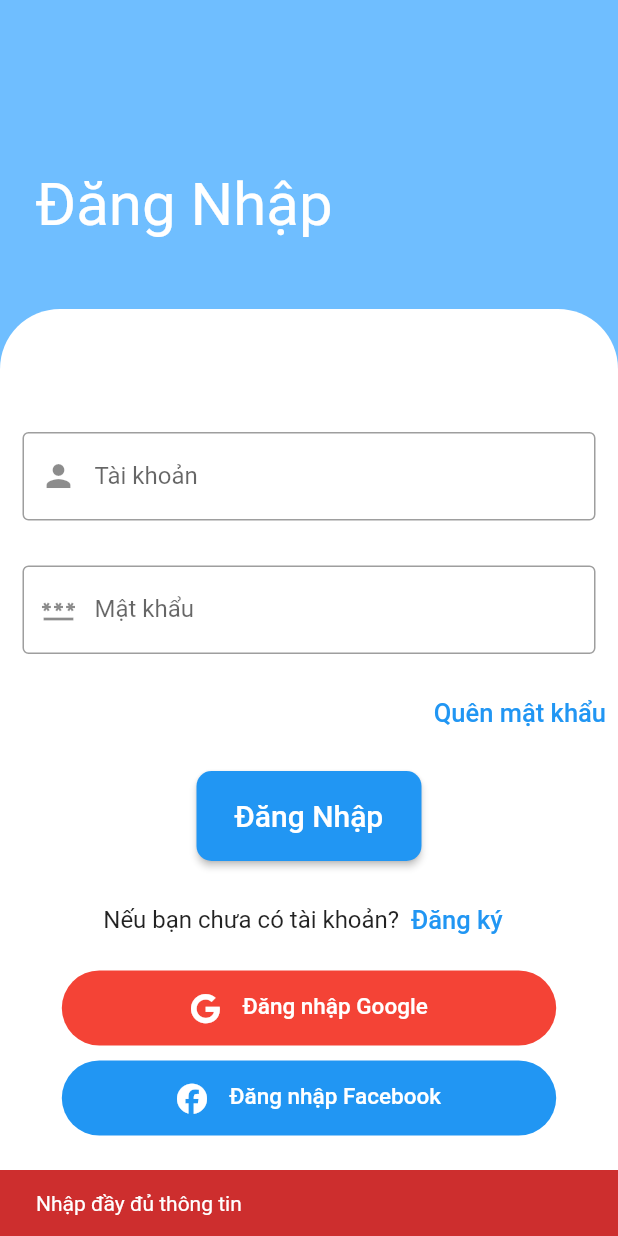
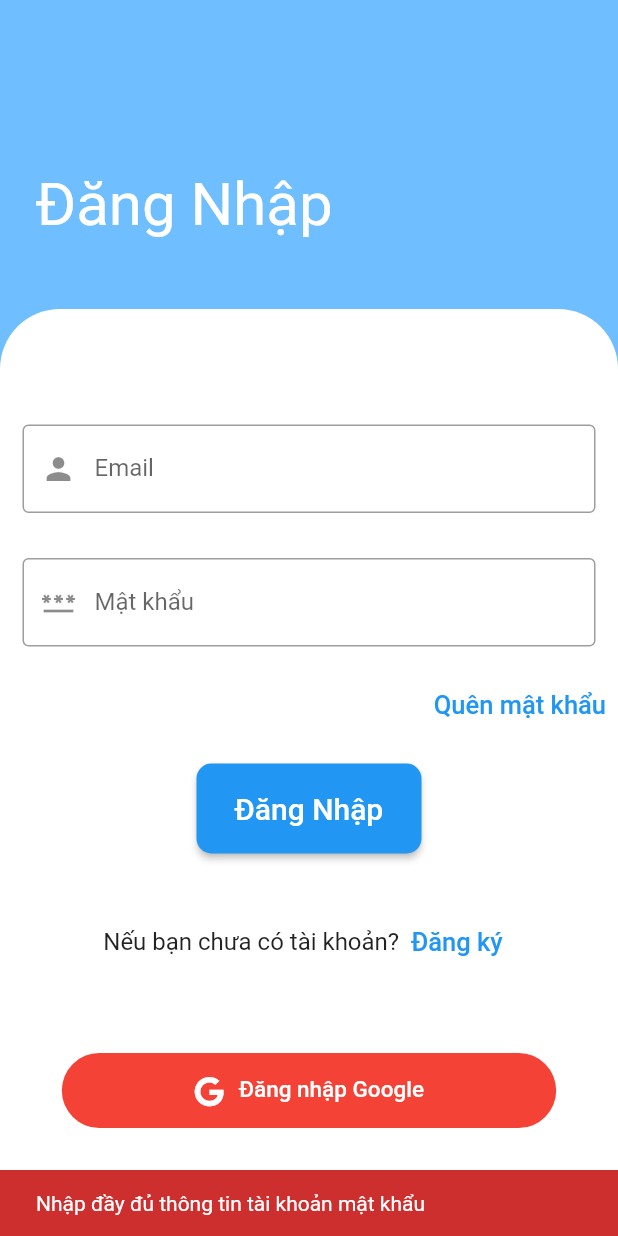
Before and after one commit to duckmean/doan_ltdd, a Flutter app: the LoginScreen screen opened directly, after a tap on "Đăng Nhập", on a phone screen of 412 x 824 dp. Run offline on Flutter 3.47's test engine with Material 2 defaults, Android fonts, the phone set to English and light mode, and no system bars; drawn by our look-alikes of rounded_loading_button; our stand-ins replace cloud_firestore, connectivity_plus, firebase_auth, firebase_core, font_awesome_flutter, google_sign_in and 1 more; missing offline and left inert: flutter_facebook_auth; accounts and stored records are empty.

Commit message:
phuc update

```diff
--- a/lib/main.dart
+++ b/lib/main.dart
@@ -1,9 +1,9 @@
 // ignore_for_file: prefer_const_constructors
-import 'package:doan_ltdd/pages/interface/main_page.dart';
+import 'package:doan_ltdd/pages/UI/main_page.dart';
 import 'package:doan_ltdd/pages/login/login_screen.dart';
 import 'package:firebase_core/firebase_core.dart';
 import 'package:flutter/material.dart';
-import 'pages/interface/welcome_page.dart';
+import 'pages/UI/welcome_page.dart';
 import 'package:provider/provider.dart';
 import 'package:doan_ltdd/provider/internet_provider.dart';
 import 'package:doan_ltdd/provider/sign_in_provider.dart';
--- a/lib/pages/interface/record_detail.dart
+++ b/lib/pages/UI/record_detail.dart
@@ -1,4 +1,4 @@
-import 'package:doan_ltdd/pages/interface/updateinfo_page.dart';
+import 'package:doan_ltdd/pages/UI/updateinfo_page.dart';
 import 'package:flutter/material.dart';
 import 'package:provider/provider.dart';
 
--- a/lib/pages/interface/record_page.dart
+++ b/lib/pages/UI/record_page.dart
@@ -1,4 +1,4 @@
-import 'package:doan_ltdd/pages/interface/updateinfo_page.dart';
+import 'package:doan_ltdd/pages/UI/updateinfo_page.dart';
 import 'package:flutter/material.dart';
 import 'package:provider/provider.dart';
 
--- a/lib/pages/interface/updateinfo_page.dart
+++ b/lib/pages/UI/updateinfo_page.dart
@@ -104,7 +104,7 @@ class _UpdateInfomationScreenState extends State<UpdateInfomationScreen> {
                         ),
                         style: ButtonStyle(
                           backgroundColor:
-                              MaterialStatePropertyAll(AppColor.lightblackbtn),
+                              MaterialStatePropertyAll(AppColor.lightblue1),
                           minimumSize: MaterialStatePropertyAll(Size(250, 40)),
                           shape: MaterialStateProperty.all(
                             RoundedRectangleBorder(
--- a/lib/pages/login/change_password.dart
+++ b/lib/pages/login/change_password.dart
@@ -1,5 +1,5 @@
 import 'package:doan_ltdd/Appcolor/appcolor.dart';
-import 'package:doan_ltdd/pages/interface/main_page.dart';
+import 'package:doan_ltdd/pages/UI/main_page.dart';
 import 'package:doan_ltdd/utils/next_screen.dart';
 import 'package:flutter/material.dart';
 
--- a/lib/pages/login/login_screen.dart
+++ b/lib/pages/login/login_screen.dart
@@ -6,19 +6,21 @@ import 'package:flutter/gestures.dart';
 import 'package:flutter/widgets.dart';
 
 import 'package:http/http.dart';
+import 'package:shared_preferences/shared_preferences.dart';
 
 import '../../provider/auth_service.dart';
 import '../../provider/global_service.dart';
-import '../interface/main_page.dart';
+import '../UI/main_page.dart';
 import 'forget_password1.dart';
 import 'register.dart';
-import 'package:doan_ltdd/pages/interface/welcome_page.dart';
+import 'package:doan_ltdd/pages/UI/welcome_page.dart';
 
 import 'package:rounded_loading_button/rounded_loading_button.dart';
 import 'package:font_awesome_flutter/font_awesome_flutter.dart';
 import 'package:doan_ltdd/provider/sign_in_provider.dart';
 import 'package:connectivity_plus/connectivity_plus.dart';
 import 'package:provider/provider.dart';
+import 'package:doan_ltdd/provider/sign_in_provider.dart';
 import 'package:doan_ltdd/provider/internet_provider.dart';
 import 'package:doan_ltdd/utils/snack_bar.dart';
 import 'package:doan_ltdd/utils/next_screen.dart';
@@ -34,25 +36,39 @@ class _LoginScreenState extends State<LoginScreen> {
   final GlobalKey _scaffoldKey = GlobalKey<ScaffoldState>();
   final RoundedLoadingButtonController googleController =
       RoundedLoadingButtonController();
-  final RoundedLoadingButtonController facebookController =
-      RoundedLoadingButtonController();
+  // final RoundedLoadingButtonController facebookController =
+  //     RoundedLoadingButtonController();
 
-  String _email = '';
-  String _password = '';
+  var _emailController = TextEditingController();
+  var _passwordController = TextEditingController();
   isLogged() async {
-    if (_email.isNotEmpty && _password.isNotEmpty) {
-      http.Response response = await AuthService.login(_email, _password);
+    if (_emailController.text.isNotEmpty &&
+        _passwordController.text.isNotEmpty) {
+      http.Response response = await AuthService.login(
+          _emailController.text, _passwordController.text);
+
       Map responseMap = jsonDecode(response.body);
       if (response.statusCode == 200) {
+        saveDataLoginFromSharedPreferences();
         nextScreen(context, MainPage());
       } else {
         errorSnackbar(context, responseMap.values.first);
       }
       ;
     } else {
-      errorSnackbar(context, 'Nhập đầy đủ thông tin');
+      errorSnackbar(context, 'Nhập đầy đủ thông tin tài khoản mật khẩu');
     }
   }
+
+  Future saveDataLoginFromSharedPreferences() async {
+    SharedPreferences pref = await SharedPreferences.getInstance();
+    pref.setString(
+        'login',
+        AuthService.login(_emailController.text, _passwordController.text)
+            .toString());
+  }
+
+  void removeDataLoginFromSharedPreferences() {}
   // TextEditingController usernameController = TextEditingController();
   // TextEditingController passwordController = TextEditingController();
   // void login(String username, password) async {
@@ -130,12 +146,13 @@ class _LoginScreenState extends State<LoginScreen> {
                       Container(
                         padding: const EdgeInsets.all(15),
                         child: TextField(
+                          controller: _emailController,
                           onChanged: (value) {
-                            _email = value;
+                            _emailController.text = value;
                           },
                           decoration: InputDecoration(
-                            hintText: 'Nhập tài khoản',
-                            labelText: 'Tài khoản',
+                            hintText: 'Nhập email',
+                            labelText: 'Email',
                             border: OutlineInputBorder(),
                             prefixIcon: Icon(Icons.person),
                           ),
@@ -144,8 +161,9 @@ class _LoginScreenState extends State<LoginScreen> {
                       Container(
                         padding: const EdgeInsets.all(15),
                         child: TextField(
+                          controller: _passwordController,
                           onChanged: (value) {
-                            _password = value;
+                            _passwordController.text = value;
                           },
                           obscureText: true,
                           decoration: InputDecoration(
@@ -165,11 +183,10 @@ class _LoginScreenState extends State<LoginScreen> {
                               style: TextStyle(fontSize: 17),
                             ),
                             onPressed: () {
-                              Navigator.push(
+                              nextScreen(
                                 context,
-                                  MaterialPageRoute(
-                                    builder: (context) => Forget_password1(),
-                                  ));
+                                Forget_password1(),
+                              );
                             },
                           )
                         ],
@@ -202,6 +219,9 @@ class _LoginScreenState extends State<LoginScreen> {
                           ),
                         ),
                       ),
+                      SizedBox(
+                        height: 20,
+                      ),
                       Row(
                         mainAxisAlignment: MainAxisAlignment.center,
                         children: <Widget>[
@@ -233,7 +253,7 @@ class _LoginScreenState extends State<LoginScreen> {
                       //   ],
                       // ),
                       const SizedBox(
-                        height: 10,
+                        height: 50,
                       ),
                       RoundedLoadingButton(
                         onPressed: () {
@@ -253,7 +273,7 @@ class _LoginScreenState extends State<LoginScreen> {
                               color: Colors.white,
                             ),
                             SizedBox(
-                              width: 15,
+                              width: 10,
                             ),
                             Text("Đăng nhập Google",
                                 style: TextStyle(
@@ -266,34 +286,34 @@ class _LoginScreenState extends State<LoginScreen> {
                       const SizedBox(
                         height: 10,
                       ),
-                      RoundedLoadingButton(
-                        onPressed: () {
-                          // handleFacebookAuth();
-                        },
-                        controller: facebookController,
-                        successColor: Colors.blue,
-                        width: MediaQuery.of(context).size.width * 0.80,
-                        elevation: 0,
-                        borderRadius: 25,
-                        color: Colors.blue,
-                        child: Wrap(
-                          children: const [
-                            Icon(
-                              FontAwesomeIcons.facebook,
-                              size: 20,
-                              color: Colors.white,
-                            ),
-                            SizedBox(
-                              width: 15,
-                            ),
-                            Text("Đăng nhập Facebook",
-                                style: TextStyle(
-                                    color: Colors.white,
-                                    fontSize: 15,
-                                    fontWeight: FontWeight.w500)),
-                          ],
-                        ),
-                      ),
+                      // RoundedLoadingButton(
+                      //   onPressed: () {
+                      //     // handleFacebookAuth();
+                      //   },
+                      //   controller: facebookController,
+                      //   successColor: Colors.blue,
+                      //   width: MediaQuery.of(context).size.width * 0.80,
+                      //   elevation: 0,
+                      //   borderRadius: 25,
+                      //   color: Colors.blue,
+                      //   child: Wrap(
+                      //     children: const [
+                      //       Icon(
+                      //         FontAwesomeIcons.facebook,
+                      //         size: 20,
+                      //         color: Colors.white,
+                      //       ),
+                      //       SizedBox(
+                      //         width: 15,
+                      //       ),
+                      //       Text("Đăng nhập Facebook",
+                      //           style: TextStyle(
+                      //               color: Colors.white,
+                      //               fontSize: 15,
+                      //               fontWeight: FontWeight.w500)),
+                      //     ],
+                      //   ),
+                      // ),
                     ],
                   ),
                 ),
@@ -314,33 +334,45 @@ class _LoginScreenState extends State<LoginScreen> {
       openSnackbar(context, "Check your Internet connection", Colors.red);
       googleController.reset();
     } else {
-      await sp.signInWithGoogle().then((value) {
+      await sp.signInWithGoogle().then(
+        (value) {
           if (sp.hasError == true) {
             openSnackbar(context, sp.errorCode.toString(), Colors.red);
             googleController.reset();
           } else {
             // checking whether user exists or not
-          sp.checkUserExists().then((value) async {
+            sp.checkUserExists().then(
+              (value) async {
                 if (value == true) {
                   // user exists
-              await sp.getUserDataFromFirestore(sp.uid).then((value) => sp
-                  .saveDataToSharedPreferences()
-                  .then((value) => sp.setSignIn().then((value) {
+                  await sp.getUserDataFromFirestore(sp.uid).then(
+                        (value) => sp.saveDataToSharedPreferences().then(
+                              (value) => sp.setSignIn().then(
+                                (value) {
                                   googleController.success();
                                   handleAfterSignIn();
-                      })));
+                                },
+                              ),
+                            ),
+                      );
                 } else {
                   // user does not exist
-              sp.saveDataToFirestore().then((value) => sp
-                  .saveDataToSharedPreferences()
-                  .then((value) => sp.setSignIn().then((value) {
+                  sp.saveDataToFirestore().then(
+                        (value) => sp.saveDataToSharedPreferences().then(
+                              (value) => sp.setSignIn().then(
+                                (value) {
                                   googleController.success();
                                   handleAfterSignIn();
-                      })));
+                                },
+                              ),
+                            ),
+                      );
                 }
-          });
+              },
+            );
           }
-      });
+        },
+      );
     }
   }
 
--- a/lib/pages/login/register.dart
+++ b/lib/pages/login/register.dart
@@ -1,6 +1,6 @@
 import 'dart:convert';
 
-import 'package:doan_ltdd/pages/interface/main_page.dart';
+import 'package:doan_ltdd/pages/UI/main_page.dart';
 
 import 'package:doan_ltdd/utils/next_screen.dart';
 import 'package:flutter/material.dart';
--- a/lib/pages/login/update_info.dart
+++ b/lib/pages/login/update_info.dart
@@ -1,4 +1,4 @@
-import 'package:doan_ltdd/pages/interface/main_page.dart';
+import 'package:doan_ltdd/pages/UI/main_page.dart';
 import 'package:doan_ltdd/utils/next_screen.dart';
 import 'package:flutter/material.dart';
 
--- a/lib/provider/sign_in_provider.dart
+++ b/lib/provider/sign_in_provider.dart
@@ -4,12 +4,15 @@ import 'package:flutter_facebook_auth/flutter_facebook_auth.dart';
 import 'package:google_sign_in/google_sign_in.dart';
 import 'package:firebase_auth/firebase_auth.dart';
 import 'package:cloud_firestore/cloud_firestore.dart';
+import 'package:http/http.dart' as http;
+import 'package:doan_ltdd/provider/auth_service.dart';
 
-class SignInProvider extends ChangeNotifier{
+class SignInProvider extends ChangeNotifier {
   // instance of firebaseauth, facebook and google
   final FirebaseAuth firebaseAuth = FirebaseAuth.instance;
   final FacebookAuth facebookAuth = FacebookAuth.instance;
   final GoogleSignIn googleSignIn = GoogleSignIn();
+  //final http.Response userSignIn = http.Response();
 
   bool _isSignedIn = false;
   bool get isSignedIn => _isSignedIn;
@@ -37,6 +40,8 @@ class SignInProvider extends ChangeNotifier{
   String? _email;
   String? get email => _email;
 
+  String? _password;
+
   String? _imageUrl;
   String? get imageUrl => _imageUrl;
 
@@ -53,7 +58,7 @@ class SignInProvider extends ChangeNotifier{
     notifyListeners();
   }
 
-    // sign in with google
+  // sign in with google
   Future signInWithGoogle() async {
     final GoogleSignInAccount? googleSignInAccount =
         await googleSignIn.signIn();
@@ -153,6 +158,12 @@ class SignInProvider extends ChangeNotifier{
     notifyListeners();
   }
 
+  void saveDataLoginFromSharedPreferences() async {
+    SharedPreferences pref = await SharedPreferences.getInstance();
+    pref.setString('login',
+        AuthService.login(_email.toString(), _password.toString()).toString());
+  }
+
   // checkUser exists or not in cloudfirestore
   Future<bool> checkUserExists() async {
     DocumentSnapshot snap =
@@ -170,7 +181,8 @@ class SignInProvider extends ChangeNotifier{
   Future userSignOut() async {
     await firebaseAuth.signOut;
     await googleSignIn.signOut();
-    await facebookAuth.logOut();
+    // await facebookAuth.logOut();
+    //await
 
     _isSignedIn = false;
     notifyListeners();
@@ -182,5 +194,4 @@ class SignInProvider extends ChangeNotifier{
     final SharedPreferences s = await SharedPreferences.getInstance();
     s.clear();
   }
-
 }
```
Also changed, not shown: lib/pages/UI/main_page.dart (renamed from lib/pages/interface/main_page.dart, +9 -11 lines), lib/pages/UI/field_page.dart (renamed from lib/pages/interface/field_page.dart), lib/pages/UI/play_page.dart (renamed from lib/pages/interface/play_page.dart), lib/pages/UI/welcome_page.dart (renamed from lib/pages/interface/welcome_page.dart). Lines whose indentation alone changed are shown as unchanged.
